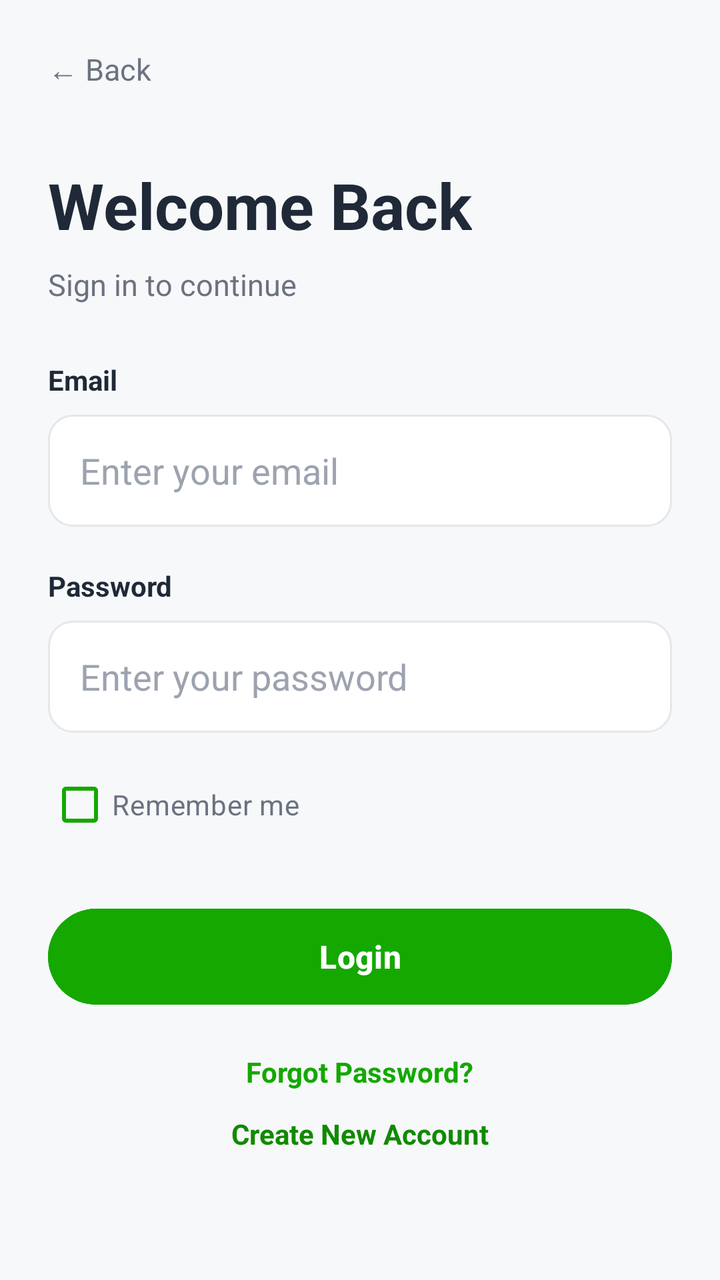
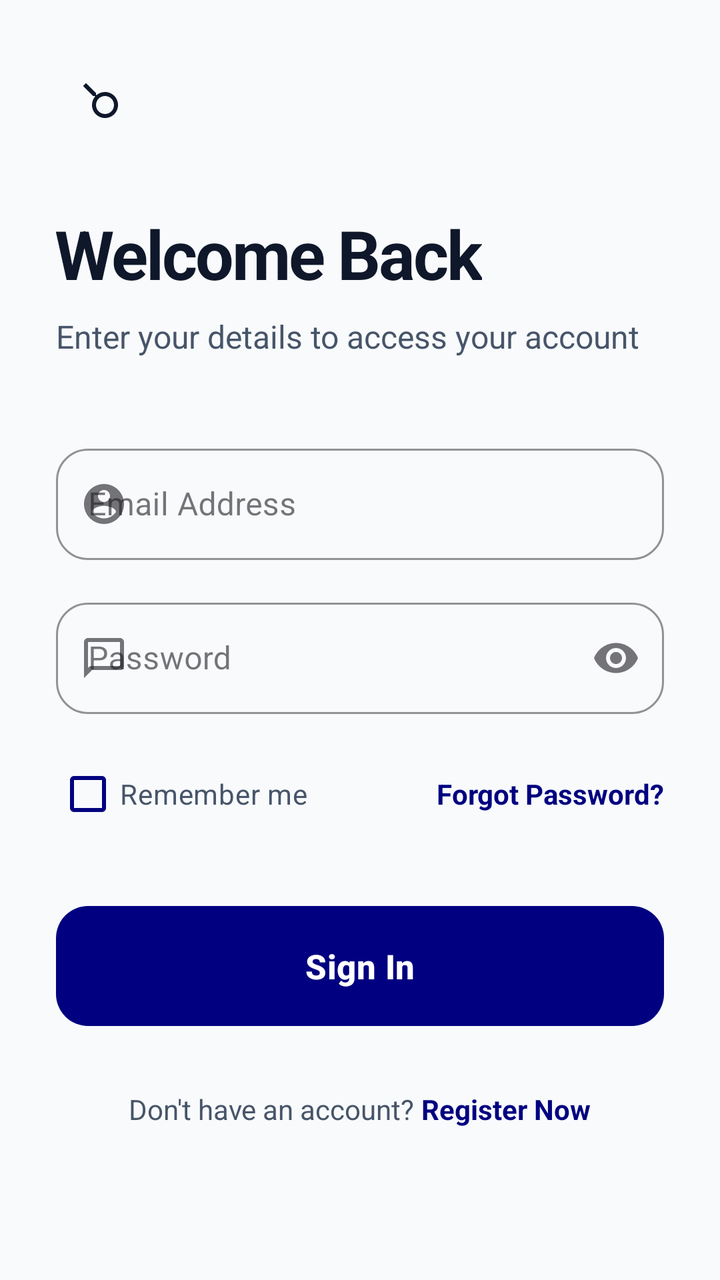

The first picture is an Android layout as it rendered before a commit; the second is the same layout after the commit. The layout source and the unified diff follow.
<!-- AndroidManifest.xml: application theme Theme.MiniJobHunt -->
<!-- res/layout/activity_login.xml -->
<?xml version="1.0" encoding="utf-8"?>
<ScrollView xmlns:android="http://schemas.android.com/apk/res/android"
    android:layout_width="match_parent"
    android:layout_height="match_parent"
    android:fillViewport="true"
    android:background="@color/background">

    <LinearLayout
        android:layout_width="match_parent"
        android:layout_height="wrap_content"
        android:orientation="vertical"
        android:padding="24dp">

        
        <TextView
            android:id="@+id/txtBack"
            android:layout_width="wrap_content"
            android:layout_height="wrap_content"
            android:text="← Back"
            android:textColor="@color/text_secondary"
            android:textSize="15sp" />

        
        <TextView
            android:layout_width="wrap_content"
            android:layout_height="wrap_content"
            android:layout_marginTop="36dp"
            android:text="Welcome Back"
            android:textColor="@color/text_primary"
            android:textSize="32sp"
            android:textStyle="bold" />

        
        <TextView
            android:layout_width="wrap_content"
            android:layout_height="wrap_content"
            android:layout_marginTop="8dp"
            android:layout_marginBottom="28dp"
            android:text="Sign in to continue"
            android:textColor="@color/text_secondary"
            android:textSize="15sp" />

        
        <TextView
            android:layout_width="wrap_content"
            android:layout_height="wrap_content"
            android:text="Email"
            android:textColor="@color/text_primary"
            android:textStyle="bold" />

        <EditText
            android:id="@+id/etEmail"
            android:layout_width="match_parent"
            android:layout_height="56dp"
            android:layout_marginTop="8dp"
            android:background="@drawable/bg_input"
            android:hint="Enter your email"
            android:paddingHorizontal="16dp"
            android:textColor="@color/text_primary"
            android:textColorHint="@color/text_hint"
            android:inputType="textEmailAddress" />

        
        <TextView
            android:layout_width="wrap_content"
            android:layout_height="wrap_content"
            android:layout_marginTop="20dp"
            android:text="Password"
            android:textColor="@color/text_primary"
            android:textStyle="bold" />

        <EditText
            android:id="@+id/etPassword"
            android:layout_width="match_parent"
            android:layout_height="56dp"
            android:layout_marginTop="8dp"
            android:background="@drawable/bg_input"
            android:hint="Enter your password"
            android:inputType="textPassword"
            android:paddingHorizontal="16dp"
            android:textColor="@color/text_primary"
            android:textColorHint="@color/text_hint" />

        
        <CheckBox
            android:id="@+id/chkRemember"
            android:layout_width="wrap_content"
            android:layout_height="wrap_content"
            android:layout_marginTop="12dp"
            android:text="Remember me"
            android:textColor="@color/text_secondary"
            android:buttonTint="@color/primary" />

        
        <Button
            android:id="@+id/btnLogin"
            android:layout_width="match_parent"
            android:layout_height="56dp"
            android:layout_marginTop="24dp"
            android:backgroundTint="@color/primary"
            android:text="Login"
            android:textAllCaps="false"
            android:textColor="@color/text_on_primary"
            android:textSize="16sp"
            android:textStyle="bold" />

        
        <TextView
            android:id="@+id/txtForgot"
            android:layout_width="wrap_content"
            android:layout_height="wrap_content"
            android:layout_gravity="center"
            android:layout_marginTop="20dp"
            android:text="Forgot Password?"
            android:textColor="@color/primary"
            android:textStyle="bold" />

        
        <TextView
            android:id="@+id/txtRegister"
            android:layout_width="wrap_content"
            android:layout_height="wrap_content"
            android:layout_gravity="center"
            android:layout_marginTop="12dp"
            android:text="Create New Account"
            android:textColor="@color/primary_dark"
            android:textStyle="bold" />

    </LinearLayout>

</ScrollView>
<!-- resources referenced by this layout -->
<resources>
  <color name="background">#FFF7F8FA</color>
  <color name="primary">#FF14A800</color>
  <color name="primary_dark">#FF108A00</color>
  <color name="text_hint">#FF9CA3AF</color>
  <color name="text_on_primary">#FFFFFFFF</color>
  <color name="text_primary">#FF1F2937</color>
  <color name="text_secondary">#FF6B7280</color>
  <!-- drawable bg_input (drawable) -->
  <?xml version="1.0" encoding="utf-8"?>
  <shape xmlns:android="http://schemas.android.com/apk/res/android">
  
      <solid android:color="@color/surface"/>
  
      <stroke
          android:width="1dp"
          android:color="@color/divider"/>
  
      <corners android:radius="12dp"/>
  
  </shape>
  <color name="surface">#FFFFFFFF</color>
  <color name="divider">#FFE5E7EB</color>
  <style name="Base.Theme.MiniJobHunt" parent="Theme.Material3.DayNight.NoActionBar">
          
          
      </style>
  <!-- unchanged entries left out for length: 1 -->
</resources>

<!-- the commit's change to res/layout/activity_login.xml (unified diff, before → after) -->
@@ -1,5 +1,6 @@
 <?xml version="1.0" encoding="utf-8"?>
 <ScrollView xmlns:android="http://schemas.android.com/apk/res/android"
+    xmlns:app="http://schemas.android.com/apk/res-auto"
     android:layout_width="match_parent"
     android:layout_height="match_parent"
     android:fillViewport="true"
@@ -9,123 +10,137 @@
         android:layout_width="match_parent"
         android:layout_height="wrap_content"
         android:orientation="vertical"
-        android:padding="24dp">
+        android:padding="28dp">
 
-        
-        <TextView
+        <ImageButton
             android:id="@+id/txtBack"
-            android:layout_width="wrap_content"
-            android:layout_height="wrap_content"
-            android:text="← Back"
-            android:textColor="@color/text_secondary"
-            android:textSize="15sp" />
+            android:layout_width="44dp"
+            android:layout_height="44dp"
+            android:background="?attr/selectableItemBackgroundBorderless"
+            android:src="@drawable/ic_search_outlined"
+            android:rotation="180"
+            app:tint="@color/text_primary" />
 
-        
         <TextView
             android:layout_width="wrap_content"
             android:layout_height="wrap_content"
-            android:layout_marginTop="36dp"
+            android:layout_marginTop="32dp"
             android:text="Welcome Back"
             android:textColor="@color/text_primary"
-            android:textSize="32sp"
-            android:textStyle="bold" />
+            android:textSize="34sp"
+            android:textStyle="bold"
+            android:letterSpacing="-0.03" />
 
-        
         <TextView
             android:layout_width="wrap_content"
             android:layout_height="wrap_content"
             android:layout_marginTop="8dp"
-            android:layout_marginBottom="28dp"
-            android:text="Sign in to continue"
+            android:text="Enter your details to access your account"
             android:textColor="@color/text_secondary"
-            android:textSize="15sp" />
+            android:textSize="16sp" />
 
-        
-        <TextView
-            android:layout_width="wrap_content"
+        <com.google.android.material.textfield.TextInputLayout
+            style="@style/Widget.MaterialComponents.TextInputLayout.OutlinedBox"
+            android:layout_width="match_parent"
             android:layout_height="wrap_content"
-            android:text="Email"
-            android:textColor="@color/text_primary"
-            android:textStyle="bold" />
+            android:layout_marginTop="40dp"
+            android:hint="Email Address"
+            app:boxStrokeColor="@color/primary"
+            app:hintTextColor="@color/primary"
+            app:startIconDrawable="@drawable/ic_profile_outlined"
+            app:boxCornerRadiusTopStart="16dp"
+            app:boxCornerRadiusTopEnd="16dp"
+            app:boxCornerRadiusBottomStart="16dp"
+            app:boxCornerRadiusBottomEnd="16dp">
 
-        <EditText
-            android:id="@+id/etEmail"
+            <com.google.android.material.textfield.TextInputEditText
+                android:id="@+id/etEmail"
+                android:layout_width="match_parent"
+                android:layout_height="wrap_content"
+                android:inputType="textEmailAddress"
+                android:textColor="@color/text_primary" />
+        </com.google.android.material.textfield.TextInputLayout>
+
+        <com.google.android.material.textfield.TextInputLayout
+            style="@style/Widget.MaterialComponents.TextInputLayout.OutlinedBox"
             android:layout_width="match_parent"
-            android:layout_height="56dp"
-            android:layout_marginTop="8dp"
-            android:background="@drawable/bg_input"
-            android:hint="Enter your email"
-            android:paddingHorizontal="16dp"
-            android:textColor="@color/text_primary"
-            android:textColorHint="@color/text_hint"
-            android:inputType="textEmailAddress" />
+            android:layout_height="wrap_content"
+            android:layout_marginTop="16dp"
+            android:hint="Password"
+            app:endIconMode="password_toggle"
+            app:boxStrokeColor="@color/primary"
+            app:hintTextColor="@color/primary"
+            app:startIconDrawable="@drawable/nav_chat_selector"
+            app:boxCornerRadiusTopStart="16dp"
+            app:boxCornerRadiusTopEnd="16dp"
+            app:boxCornerRadiusBottomStart="16dp"
+            app:boxCornerRadiusBottomEnd="16dp">
 
-        
-        <TextView
-            android:layout_width="wrap_content"
+            <com.google.android.material.textfield.TextInputEditText
+                android:id="@+id/etPassword"
+                android:layout_width="match_parent"
+                android:layout_height="wrap_content"
+                android:inputType="textPassword"
+                android:textColor="@color/text_primary" />
+        </com.google.android.material.textfield.TextInputLayout>
+
+        <RelativeLayout
+            android:layout_width="match_parent"
             android:layout_height="wrap_content"
-            android:layout_marginTop="20dp"
-            android:text="Password"
-            android:textColor="@color/text_primary"
-            android:textStyle="bold" />
+            android:layout_marginTop="16dp">
 
-        <EditText
-            android:id="@+id/etPassword"
+            <CheckBox
+                android:id="@+id/chkRemember"
+                android:layout_width="wrap_content"
+                android:layout_height="wrap_content"
+                android:text="Remember me"
+                android:textColor="@color/text_secondary"
+                android:buttonTint="@color/primary"
+                android:textSize="14sp" />
+
+            <TextView
+                android:id="@+id/txtForgot"
+                android:layout_width="wrap_content"
+                android:layout_height="wrap_content"
+                android:layout_alignParentEnd="true"
+                android:layout_centerVertical="true"
+                android:text="Forgot Password?"
+                android:textColor="@color/primary"
+                android:textStyle="bold"
+                android:textSize="14sp" />
+        </RelativeLayout>
+
+        <com.google.android.material.button.MaterialButton
+            android:id="@+id/btnLogin"
+            style="@style/AppButton.Primary"
             android:layout_width="match_parent"
-            android:layout_height="56dp"
-            android:layout_marginTop="8dp"
-            android:background="@drawable/bg_input"
-            android:hint="Enter your password"
-            android:inputType="textPassword"
-            android:paddingHorizontal="16dp"
-            android:textColor="@color/text_primary"
-            android:textColorHint="@color/text_hint" />
+            android:layout_height="60dp"
+            android:layout_marginTop="32dp"
+            android:text="Sign In"
+            android:textAllCaps="false"
+            android:textSize="17sp" />
 
-        
-        <CheckBox
-            android:id="@+id/chkRemember"
-            android:layout_width="wrap_content"
-            android:layout_height="wrap_content"
-            android:layout_marginTop="12dp"
-            android:text="Remember me"
-            android:textColor="@color/text_secondary"
-            android:buttonTint="@color/primary" />
-
-        
-        <Button
-            android:id="@+id/btnLogin"
-            android:layout_width="match_parent"
-            android:layout_height="56dp"
-            android:layout_marginTop="24dp"
-            android:backgroundTint="@color/primary"
-            android:text="Login"
-            android:textAllCaps="false"
-            android:textColor="@color/text_on_primary"
-            android:textSize="16sp"
-            android:textStyle="bold" />
-
-        
-        <TextView
-            android:id="@+id/txtForgot"
+        <LinearLayout
             android:layout_width="wrap_content"
             android:layout_height="wrap_content"
             android:layout_gravity="center"
-            android:layout_marginTop="20dp"
-            android:text="Forgot Password?"
-            android:textColor="@color/primary"
-            android:textStyle="bold" />
+            android:layout_marginTop="32dp"
+            android:orientation="horizontal">
 
-        
-        <TextView
-            android:id="@+id/txtRegister"
-            android:layout_width="wrap_content"
-            android:layout_height="wrap_content"
-            android:layout_gravity="center"
-            android:layout_marginTop="12dp"
-            android:text="Create New Account"
-            android:textColor="@color/primary_dark"
-            android:textStyle="bold" />
+            <TextView
+                android:layout_width="wrap_content"
+                android:layout_height="wrap_content"
+                android:text="Don't have an account? "
+                android:textColor="@color/text_secondary" />
+
+            <TextView
+                android:id="@+id/txtRegister"
+                android:layout_width="wrap_content"
+                android:layout_height="wrap_content"
+                android:text="Register Now"
+                android:textColor="@color/primary"
+                android:textStyle="bold" />
+        </LinearLayout>
 
     </LinearLayout>
-
 </ScrollView>
<!-- resource entries referenced after the edit -->
@@ -1,31 +1,102 @@
 <!-- resources referenced by this layout -->
 <resources>
-  <color name="background">#FFF7F8FA</color>
-  <color name="primary">#FF14A800</color>
-  <color name="primary_dark">#FF108A00</color>
-  <color name="text_hint">#FF9CA3AF</color>
-  <color name="text_on_primary">#FFFFFFFF</color>
-  <color name="text_primary">#FF1F2937</color>
-  <color name="text_secondary">#FF6B7280</color>
-  <!-- drawable bg_input (drawable) -->
+  <color name="background">#F8FAFC</color>
+  <color name="primary">#000080</color>
+  <color name="primary_dark">#000066</color>
+  <color name="info">#000080</color>
+  <style name="AppText.HeadlineLarge">
+          <item name="android:textSize">30sp</item>
+          <item name="android:textStyle">bold</item>
+          <item name="android:textColor">@color/text_primary</item>
+          <item name="android:letterSpacing">-0.02</item>
+      </style>
+  <style name="AppText.TitleMedium">
+          <item name="android:textSize">18sp</item>
+          <item name="android:textStyle">bold</item>
+          <item name="android:textColor">@color/text_primary</item>
+      </style>
+  <style name="AppText.BodyLarge">
+          <item name="android:textSize">16sp</item>
+          <item name="android:textColor">@color/text_secondary</item>
+      </style>
+  <color name="text_primary">#0F172A</color>
+  <color name="text_secondary">#475569</color>
+  <!-- drawable ic_profile_outlined (drawable) -->
+  <vector xmlns:android="http://schemas.android.com/apk/res/android"
+      android:width="24dp"
+      android:height="24dp"
+      android:viewportWidth="24"
+      android:viewportHeight="24">
+      <path
+          android:fillColor="@color/text_secondary"
+          android:pathData="M12,2C6.48,2 2,6.48 2,12s4.48,10 10,10 10,-4.48 10,-10S17.52,2 12,2zM12,5c1.66,0 3,1.34 3,3s-1.34,3 -3,3 -3,-1.34 -3,-3 1.34,-3 3,-3zM12,19.2c-2.5,0 -4.71,-1.28 -6,-3.22 0.03,-1.99 4,-3.08 6,-3.08 1.99,0 5.97,1.09 6,3.08 -1.29,1.94 -3.5,3.22 -6,3.22z"/>
+  </vector>
+  <!-- drawable ic_search_outlined (drawable) -->
+  <vector xmlns:android="http://schemas.android.com/apk/res/android"
+      android:width="24dp"
+      android:height="24dp"
+      android:viewportWidth="24"
+      android:viewportHeight="24">
+      <path
+          android:fillColor="@color/text_secondary"
+          android:pathData="M15.5,14h-0.79l-0.28,-0.27C15.41,12.59 16,11.11 16,9.5 16,5.91 13.09,3 9.5,3S3,5.91 3,9.5 5.91,16 9.5,16c1.61,0 3.09,-0.59 4.23,-1.57l0.27,0.28v0.79l5,4.99L20.49,19l-4.99,-5zm-6,0C7.01,14 5,11.99 5,9.5S7.01,5 9.5,5 14,7.01 14,9.5 11.99,14 9.5,14z"/>
+  </vector>
+  <!-- drawable nav_chat_selector (drawable) -->
   <?xml version="1.0" encoding="utf-8"?>
-  <shape xmlns:android="http://schemas.android.com/apk/res/android">
+  <selector xmlns:android="http://schemas.android.com/apk/res/android">
+      <item android:drawable="@drawable/ic_chat_filled" android:state_checked="true"/>
+      <item android:drawable="@drawable/ic_chat_outlined"/>
+  </selector>
+  <style name="AppButton.Primary" parent="Widget.Material3.Button">
+          <item name="shapeAppearance">@style/ShapeAppearance.App.Medium</item>
+          <item name="android:insetTop">0dp</item>
+          <item name="android:insetBottom">0dp</item>
+          <item name="android:letterSpacing">0.01</item>
+          <item name="android:textStyle">bold</item>
+      </style>
+  <!-- drawable ic_chat_filled (drawable) -->
+  <vector xmlns:android="http://schemas.android.com/apk/res/android"
+      android:width="24dp"
+      android:height="24dp"
+      android:viewportWidth="24"
+      android:viewportHeight="24">
+      <path
+          android:fillColor="@color/primary"
+          android:pathData="M20,2H4C2.9,2 2,2.9 2,4v18l4,-4h14c1.1,0 2,-0.9 2,-2V4C22,2.9 21.1,2 20,2z"/>
+  </vector>
+  <!-- drawable ic_chat_outlined (drawable) -->
+  <vector xmlns:android="http://schemas.android.com/apk/res/android"
+      android:width="24dp"
+      android:height="24dp"
+      android:viewportWidth="24"
+      android:viewportHeight="24">
+      <path
+          android:fillColor="@color/text_secondary"
+          android:pathData="M20,2H4C2.9,2 2,2.9 2,4v18l4,-4h14c1.1,0 2,-0.9 2,-2V4C22,2.9 21.1,2 20,2zM20,16H5.17L4,16.83V4h16V16z"/>
+  </vector>
+  <style name="ShapeAppearance.App.Medium" parent="ShapeAppearance.Material3.MediumComponent">
+          <item name="cornerSize">16dp</item>
+      </style>
+  <style name="Base.Theme.MiniJobHunt" parent="Theme.Material3.DayNight.NoActionBar">
+          <item name="colorPrimary">@color/primary</item>
+          <item name="colorOnPrimary">@color/white</item>
+          <item name="colorPrimaryContainer">@color/primary_light</item>
+          <item name="colorOnPrimaryContainer">@color/primary_dark</item>
   
-      <solid android:color="@color/surface"/>
+          <item name="colorSecondary">@color/info</item>
+          <item name="colorOnSecondary">@color/white</item>
   
-      <stroke
-          android:width="1dp"
-          android:color="@color/divider"/>
+          <item name="android:windowBackground">@color/background</item>
+          <item name="android:statusBarColor">@color/background</item>
+          <item name="android:windowLightStatusBar">true</item>
   
-      <corners android:radius="12dp"/>
-  
-  </shape>
-  <color name="surface">#FFFFFFFF</color>
-  <color name="divider">#FFE5E7EB</color>
-  <style name="Base.Theme.MiniJobHunt" parent="Theme.Material3.DayNight.NoActionBar">
           
-          
+          <item name="textAppearanceHeadlineLarge">@style/AppText.HeadlineLarge</item>
+          <item name="textAppearanceTitleMedium">@style/AppText.TitleMedium</item>
+          <item name="textAppearanceBodyLarge">@style/AppText.BodyLarge</item>
       </style>
+  <color name="white">#FFFFFF</color>
+  <color name="primary_light">#E6E6FF</color>
   <!-- unchanged entries left out for length: 1 -->
 </resources>
 
